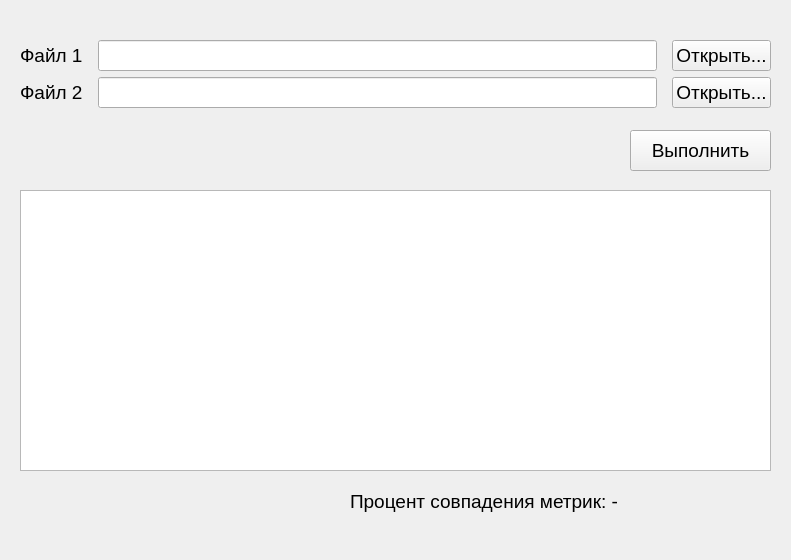
Old version of the form mainwindow.ui in the repository ht-evth/diplom_qt.
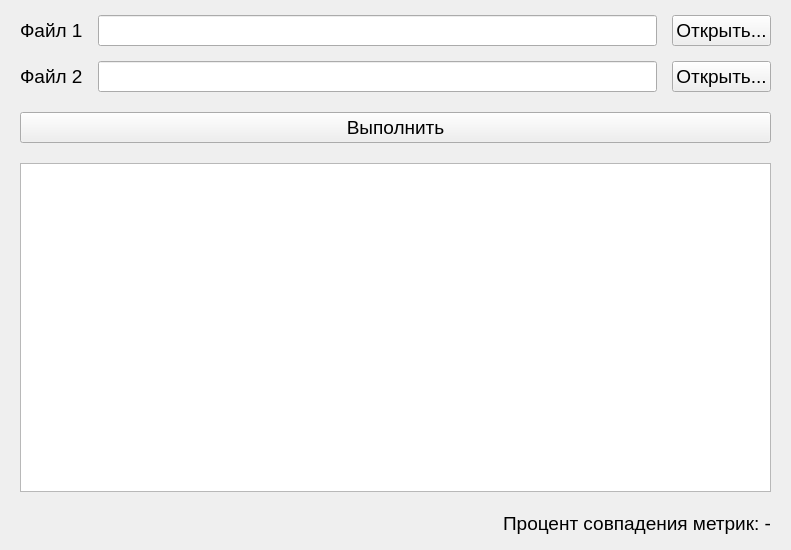
New version of the form.

The edit to the form file:
```diff
--- a/mainwindow.ui
+++ b/mainwindow.ui
@@ -7,7 +7,7 @@
     <x>0</x>
     <y>0</y>
     <width>791</width>
-    <height>560</height>
+    <height>550</height>
    </rect>
   </property>
   <property name="font">
@@ -22,40 +22,28 @@
    <bool>false</bool>
   </property>
   <widget class="QWidget" name="centralwidget">
-   <widget class="QTableView" name="tableView">
-    <property name="geometry">
-     <rect>
-      <x>20</x>
-      <y>190</y>
-      <width>751</width>
-      <height>281</height>
-     </rect>
+   <layout class="QGridLayout" name="gridLayout_2">
+    <property name="leftMargin">
+     <number>20</number>
     </property>
-   </widget>
-   <widget class="QPushButton" name="Button_Start">
-    <property name="geometry">
-     <rect>
-      <x>630</x>
-      <y>130</y>
-      <width>141</width>
-      <height>41</height>
-     </rect>
+    <property name="topMargin">
+     <number>15</number>
     </property>
-    <property name="text">
-     <string>Выполнить</string>
+    <property name="rightMargin">
+     <number>20</number>
     </property>
-   </widget>
-   <widget class="QWidget" name="layoutWidget">
-    <property name="geometry">
-     <rect>
-      <x>20</x>
-      <y>40</y>
-      <width>751</width>
-      <height>70</height>
-     </rect>
+    <property name="bottomMargin">
+     <number>15</number>
     </property>
-    <layout class="QGridLayout" name="gridLayout">
      <property name="horizontalSpacing">
+     <number>6</number>
+    </property>
+    <property name="verticalSpacing">
+     <number>20</number>
+    </property>
+    <item row="0" column="0">
+     <layout class="QGridLayout" name="gridLayout">
+      <property name="spacing">
       <number>15</number>
      </property>
      <item row="1" column="2">
@@ -93,20 +81,28 @@
       <widget class="QLineEdit" name="lineEdit_File_1"/>
      </item>
     </layout>
-   </widget>
+    </item>
+    <item row="1" column="0">
+     <widget class="QPushButton" name="Button_Start">
+      <property name="text">
+       <string>Выполнить</string>
+      </property>
+     </widget>
+    </item>
+    <item row="2" column="0">
+     <widget class="QTableView" name="tableView"/>
+    </item>
+    <item row="3" column="0">
    <widget class="QLabel" name="label_result">
-    <property name="geometry">
-     <rect>
-      <x>350</x>
-      <y>490</y>
-      <width>421</width>
-      <height>23</height>
-     </rect>
-    </property>
     <property name="text">
      <string>Процент совпадения метрик: -</string>
     </property>
-   </widget>
+      <property name="alignment">
+       <set>Qt::AlignRight|Qt::AlignTrailing|Qt::AlignVCenter</set>
+      </property>
+     </widget>
+    </item>
+   </layout>
   </widget>
   <widget class="QMenuBar" name="menubar">
    <property name="geometry">
```
Lines whose indentation alone changed are shown as unchanged.
